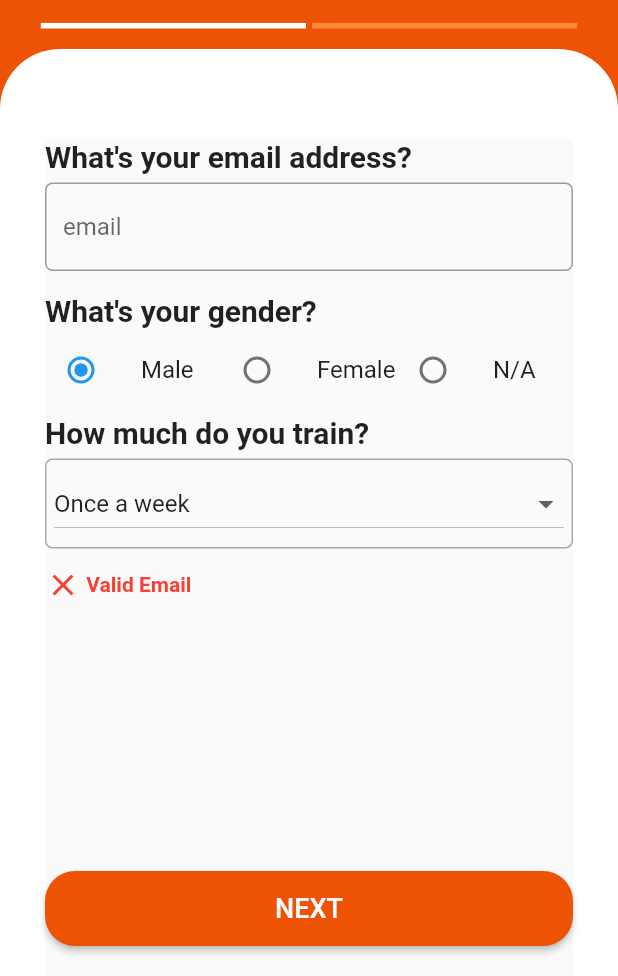
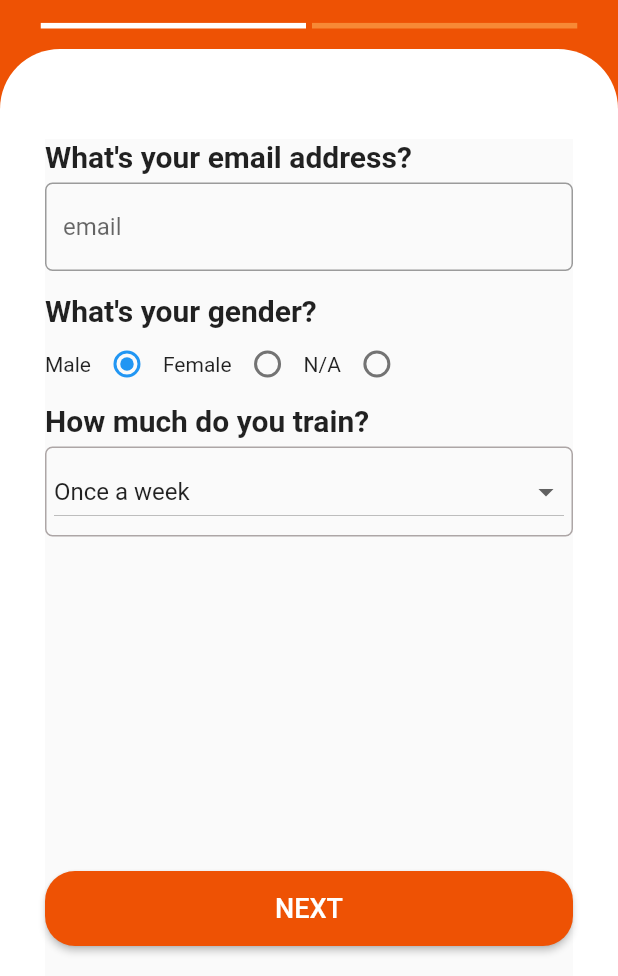
Before and after one commit to thevivekpande/FlutterTasks, a Flutter app: the SignUpPage screen opened directly, on a phone screen of 412 x 824 dp, the part 260-1236 px from its top. Run offline on Flutter 3.47's test engine with Material 2 defaults, Android fonts, the phone set to English and light mode, and no system bars; drawn by our look-alikes of step_progress_indicator; missing offline and left inert: wc_form_validators.

Commit message:
persistance updated using model

```diff
--- /dev/null
+++ b/lib/modals/User.dart
@@ -0,0 +1,15 @@
+class User {
+  String email;
+  String password;
+  String confirmPassword;
+  String gender;
+  String chosenValue;
+
+  User({
+    this.email = '',
+    this.gender = 'Male',
+    this.chosenValue = 'Once a week',
+    this.password = '',
+    this.confirmPassword = '',
+  });
+}
--- a/lib/pages/SignupFirstPage.dart
+++ b/lib/pages/SignupFirstPage.dart
@@ -1,13 +1,14 @@
 import 'package:flutter/material.dart';
+import 'package:test/modals/User.dart';
 import 'package:wc_form_validators/wc_form_validators.dart';
-
 import '../utils/colors.dart';
-import '../utils/globalMethods.dart';
 import 'ButtonWidget.dart';
 
 class SignupFirstPage extends StatefulWidget {
   final Function(bool) isUpdated;
-  const SignupFirstPage({super.key, required this.isUpdated});
+  final User user;
+  const SignupFirstPage(
+      {super.key, required this.isUpdated, required this.user});
 
   @override
   State<SignupFirstPage> createState() => _SignupFirstPageState();
@@ -15,51 +16,9 @@ class SignupFirstPage extends StatefulWidget {
 
 class _SignupFirstPageState extends State<SignupFirstPage> {
   bool updated = false;
-  String _gender = "male";
-  String _chosenValue = 'Once a week';
   var _formKey = GlobalKey<FormState>();
-  String _email = '';
-  bool _emailFilled = false;
-  bool _isNextButtonDisabled = true;
-
-  @override
-  void initState() {
-    super.initState();
-    _isNextButtonDisabled = true;
-  }
-
-  void setGender(value) {
-    setState(() {
-      _gender = value;
-    });
-  }
-
-  void setChosenValue(value) {
-    setState(() {
-      _chosenValue = value;
-    });
-  }
-
-  void setEmail(value) {
-    if (value.isEmpty ||
-        !RegExp(r"^[a-zA-Z0-9.!#$%&'*+/=?^_`{|}~-]+@[a-zA-Z0-9](?:[a-zA-Z0-9-]{0,253}[a-zA-Z0-9])?(?:\.[a-zA-Z0-9](?:[a-zA-Z0-9-]{0,253}[a-zA-Z0-9])?)*$")
-            .hasMatch(value)) {
-      setState(() {
-        _emailFilled = false;
-      });
-    } else {
-      setState(() {
-        _email = value;
-        _emailFilled = true;
-        _isNextButtonDisabled = false;
-      });
-    }
-  }
-
   void onNextClick() {
-    if (_emailFilled) {
     widget.isUpdated(true);
-    }
   }
 
   @override
@@ -100,13 +59,18 @@ class _SignupFirstPageState extends State<SignupFirstPage> {
                   hintText: 'email',
                 ),
                 keyboardType: TextInputType.emailAddress,
-                onChanged: setEmail,
+                onSaved: (value) {
+                  setState(() {
+                    widget.user.email = value!;
+                  });
+                },
                 textInputAction: TextInputAction.next,
                 autovalidateMode: AutovalidateMode.onUserInteraction,
                 validator: Validators.compose([
                   Validators.required('Email is required'),
                   Validators.email('Enter valid email'),
                 ]),
+                initialValue: widget.user.email,
               ),
               SizedBox(
                 height: 15,
@@ -120,13 +84,36 @@ class _SignupFirstPageState extends State<SignupFirstPage> {
               ),
               Row(
                 children: [
-                  Expanded(
-                    child: ListTileMethod("Male", "male"),
+                  Text('Male'),
+                  Radio(
+                    value: 'Male',
+                    groupValue: widget.user.gender,
+                    onChanged: (value) {
+                      setState(() {
+                        widget.user.gender = value!;
+                      });
+                    },
                   ),
-                  Expanded(
-                    child: ListTileMethod("Female", "female"),
+                  Text('Female'),
+                  Radio(
+                    value: 'Female',
+                    groupValue: widget.user.gender,
+                    onChanged: (value) {
+                      setState(() {
+                        widget.user.gender = value!;
+                      });
+                    },
                   ),
-                  Expanded(child: ListTileMethod("N/A", "na")),
+                  Text('N/A'),
+                  Radio(
+                    value: 'NA',
+                    groupValue: widget.user.gender,
+                    onChanged: (value) {
+                      setState(() {
+                        widget.user.gender = value!;
+                      });
+                    },
+                  ),
                 ],
               ),
               SizedBox(
@@ -162,41 +149,38 @@ class _SignupFirstPageState extends State<SignupFirstPage> {
                       child: Text(value),
                     );
                   }).toList(),
-                  onChanged: setChosenValue,
-                  value: _chosenValue,
+                  onChanged: (value) {
+                    setState(() {
+                      widget.user.chosenValue = value!;
+                    });
+                  },
+                  value: widget.user.chosenValue,
                 ),
-              ),
-              SizedBox(
-                height: 12,
-              ),
-              errorMessage(_emailFilled, ' Valid Email')
+              )
             ],
           ),
         ),
-        Column(children: [
-          ButtonWidget(
+        Column(
+          children: [
+            Center(
+              child: ButtonWidget(
                 color: primaryColor,
-            onPressed: _isNextButtonDisabled ? () {} : onNextClick,
+                onPressed: () {
+                  if (_formKey.currentState!.validate()) {
+                    _formKey.currentState!.save();
+                    onNextClick();
+                  }
+                },
                 title: 'NEXT',
-            width: 400,
+                width: MediaQuery.of(context).size.width * 0.9,
+              ),
             ),
             SizedBox(
               height: 20,
             )
-        ]),
+          ],
+        ),
       ],
     );
   }
-
-  ListTile ListTileMethod(String title, String value) {
-    return ListTile(
-      contentPadding: const EdgeInsets.all(0),
-      title: Text(title),
-      leading: Radio(
-        value: value,
-        groupValue: _gender,
-        onChanged: setGender,
-      ),
-    );
 }
-}
--- a/lib/pages/signUpPage.dart
+++ b/lib/pages/signUpPage.dart
@@ -9,6 +9,7 @@ import 'package:test/pages/SignupFirstPage.dart';
 import 'package:test/utils/colors.dart';
 import 'package:wc_form_validators/wc_form_validators.dart';
 
+import '../modals/User.dart';
 import '../utils/globalMethods.dart';
 import 'ButtonWidget.dart';
 
@@ -23,12 +24,7 @@ class _SignUpPageState extends State<SignUpPage> {
   int _currentStep = 1;
 
   int get currentStep => _currentStep;
-
-  updateCurrentStep() {
-    setState(() {
-      _currentStep = 2;
-    });
-  }
+  User _user = new User();
 
   void updateStep() {
     setState(() {
@@ -106,8 +102,11 @@ class _SignUpPageState extends State<SignUpPage> {
             ),
             width: double.infinity,
             child: _currentStep == 1
-                ? SignupFirstPage(isUpdated: (isUpdated) => updateStep())
-                : SignUpSecondPage(),
+                ? SignupFirstPage(
+                    isUpdated: (isUpdated) => updateStep(),
+                    user: _user,
+                  )
+                : SignUpSecondPage(user: _user),
           ),
         ],
       ),
```
Also changed, not shown: lib/main.dart (+179 -0 lines), lib/pages/SignUpSecondPage.dart (+45 -15 lines), pubspec.lock, 1 other file. Lines whose indentation alone changed are shown as unchanged.
